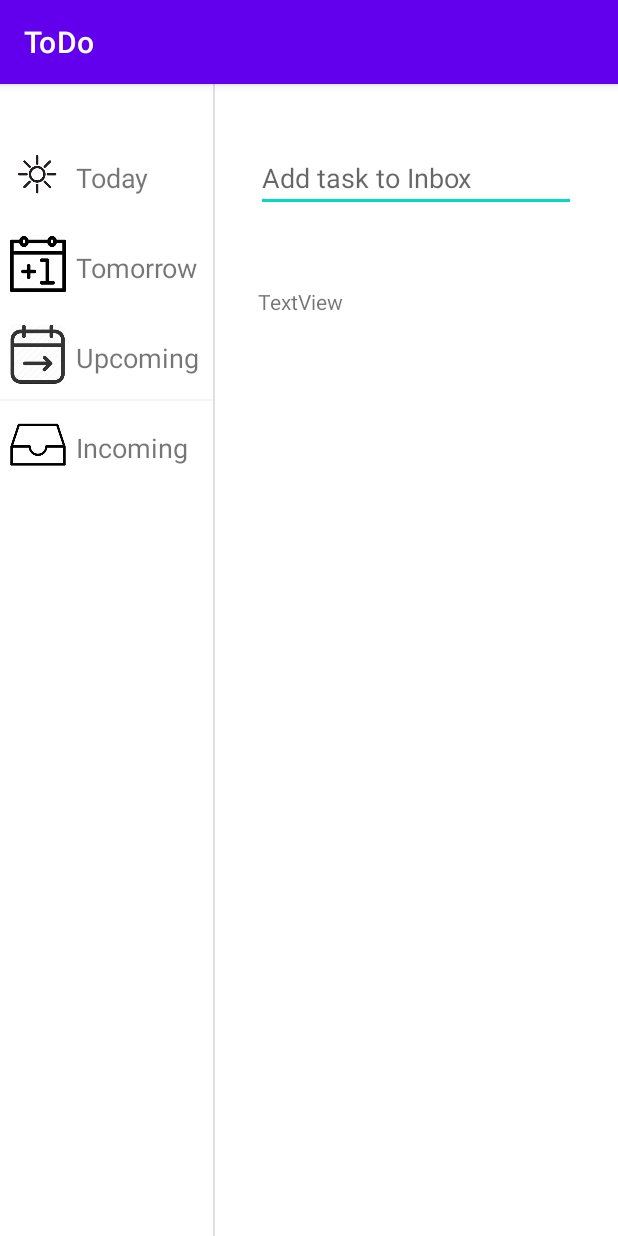
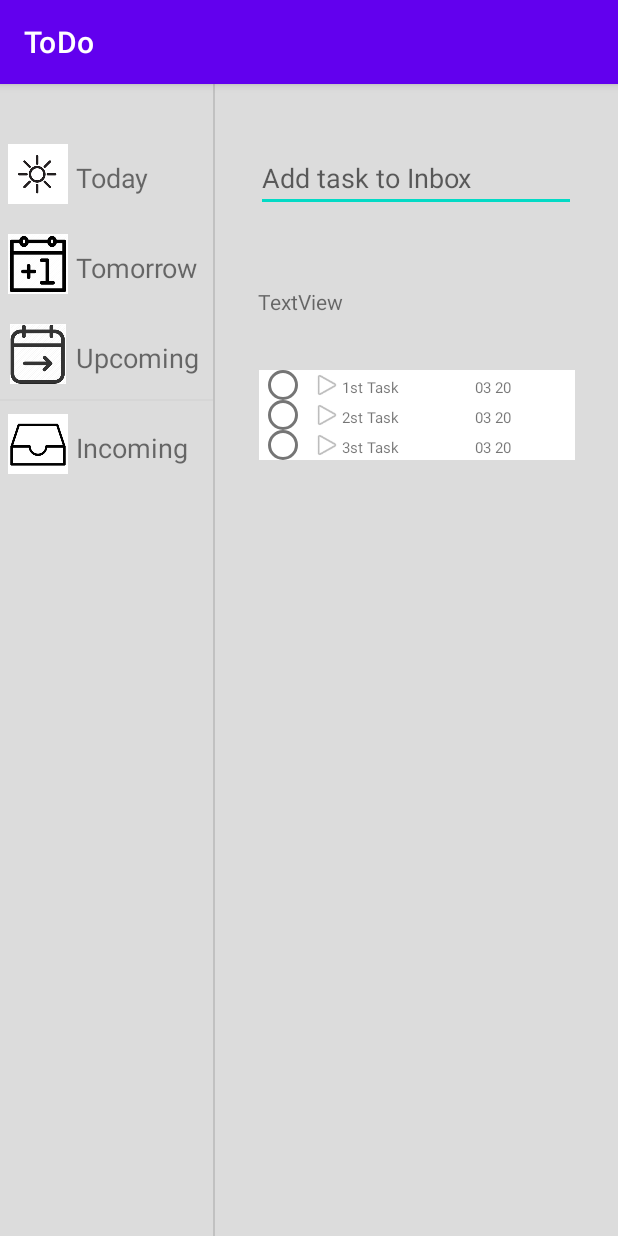
Before and after one commit to SzilvasiPeter/PomoTODOro, an Android app: the screen it shows after launch (MainActivity), on a phone screen of 412 x 824 dp. Run offline under Robolectric (Android 15) with nearby library versions, the phone set to English and light mode, and no system bars.

Commit message:
Add Recycleviewer in MainActivity

```diff
--- a/ToDo/app/src/main/java/com/example/todo/MainActivity.java
+++ b/ToDo/app/src/main/java/com/example/todo/MainActivity.java
@@ -1,14 +1,19 @@
 package com.example.todo;
 
 import androidx.appcompat.app.AppCompatActivity;
+import androidx.recyclerview.widget.LinearLayoutManager;
+import androidx.recyclerview.widget.RecyclerView;
 
 import android.os.Bundle;
 import android.view.KeyEvent;
 import android.view.View;
 import android.view.inputmethod.EditorInfo;
 import android.widget.EditText;
-import android.widget.ListView;
 import android.widget.TextView;
+
+import java.util.ArrayList;
+import java.util.Date;
+import java.util.List;
 
 public class MainActivity extends AppCompatActivity implements View.OnKeyListener {
 
@@ -17,6 +22,17 @@ public class MainActivity extends AppCompatActivity implements View.OnKeyListene
         super.onCreate(savedInstanceState);
         setContentView(R.layout.activity_main);
 
+        myTasks.add(new Task("1st Task", 1, new Date(System.currentTimeMillis()), false));
+        myTasks.add(new Task("2st Task", 2, new Date(System.currentTimeMillis()), false));
+        myTasks.add(new Task("3st Task", 3, new Date(System.currentTimeMillis()), false));
+
+
+        RecyclerView recyclerView = findViewById(R.id.tasks_recycleview);
+        myAdapter = new TaskListAdapter(this, myTasks);
+        recyclerView.setHasFixedSize(true);
+        recyclerView.setLayoutManager(new LinearLayoutManager(this));
+        recyclerView.setAdapter(myAdapter);
+
         EditText addEditText = (EditText) findViewById(R.id.addtask_editText);
         addEditText.setOnKeyListener(this);
     }
@@ -24,17 +40,24 @@ public class MainActivity extends AppCompatActivity implements View.OnKeyListene
     @Override
     public boolean onKey(View view, int keyCode, KeyEvent event) {
 
-        TextView responseText = (TextView) findViewById(R.id.simpleTask_textview);
+        TextView responseText = findViewById(R.id.simpleTask_textview);
         EditText myEditText = (EditText) view;
 
         if (keyCode == EditorInfo.IME_ACTION_SEARCH ||
                 keyCode == EditorInfo.IME_ACTION_DONE ||
                 event.getAction() == KeyEvent.ACTION_DOWN &&
                         event.getKeyCode() == KeyEvent.KEYCODE_ENTER) {
+
             responseText.setText(myEditText.getText());
 
+            myTasks.add(new Task(myEditText.getText().toString(), 0, new Date(System.currentTimeMillis()), false));
+            myAdapter.notifyItemInserted(myTasks.size() - 1);
+            myEditText.setText("");
             return true;
         }
-        return false; // pass on to other listeners.
+        return false;
     }
+
+    private List<Task> myTasks = new ArrayList<>();
+    private TaskListAdapter myAdapter;
 }
--- a/ToDo/app/src/main/res/layout/activity_main.xml
+++ b/ToDo/app/src/main/res/layout/activity_main.xml
@@ -4,12 +4,8 @@
     xmlns:tools="http://schemas.android.com/tools"
     android:layout_width="match_parent"
     android:layout_height="match_parent"
+    android:background="#DCDCDC"
     tools:context=".MainActivity">
-
-    <LinearLayout
-        android:layout_width="match_parent"
-        android:layout_height="match_parent"
-        android:orientation="vertical">
 
     <androidx.constraintlayout.widget.ConstraintLayout
         android:layout_width="match_parent"
@@ -66,7 +62,6 @@
             android:baselineAligned="false"
             android:gravity="center_vertical"
             android:text="Today"
-                android:textAlignment="center"
             android:textSize="18sp"
             app:layout_constraintStart_toEndOf="@+id/today_image"
             app:layout_constraintTop_toTopOf="@+id/today_image" />
@@ -147,8 +142,16 @@
             app:layout_constraintStart_toEndOf="@+id/divider2"
             app:layout_constraintTop_toBottomOf="@+id/addtask_editText" />
 
+        <androidx.recyclerview.widget.RecyclerView
+            android:id="@+id/tasks_recycleview"
+            android:layout_width="221dp"
+            android:layout_height="549dp"
+            android:layout_marginTop="100dp"
+            android:padding="5dp"
+            app:layout_constraintEnd_toEndOf="parent"
+            app:layout_constraintStart_toEndOf="@+id/divider2"
+            app:layout_constraintTop_toBottomOf="@+id/addtask_editText" />
+
     </androidx.constraintlayout.widget.ConstraintLayout>
 
-    </LinearLayout>
-
 </androidx.constraintlayout.widget.ConstraintLayout>
```
Lines whose indentation alone changed are shown as unchanged.
